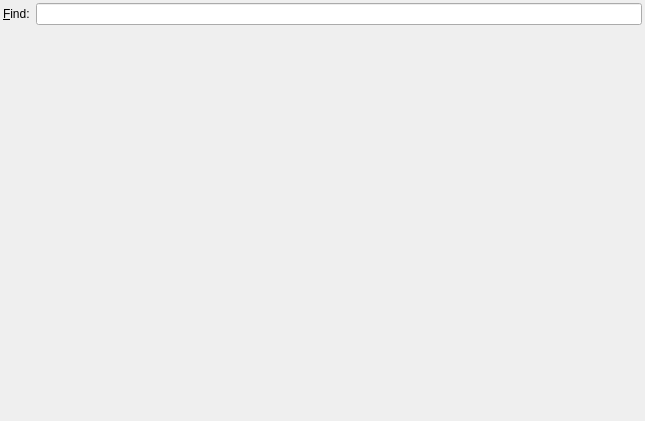
hluk/CopyQ, file src/ui/mainwindow.ui: the form before one commit.
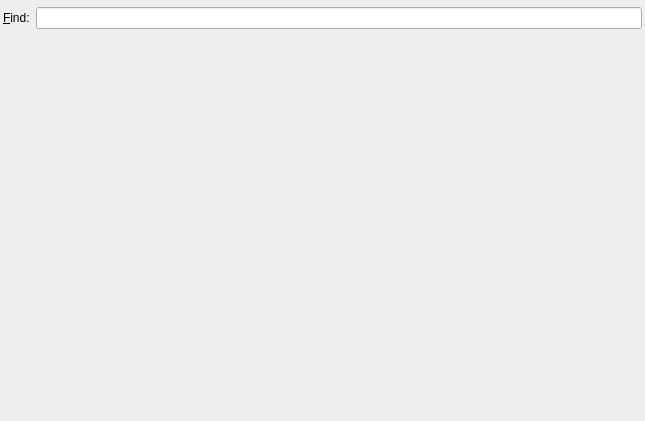
The form after the commit. Custom widgets are drawn as their Qt base class.

Commit message: Option to hide main menu bar

Diff of the .ui file:
```diff
--- a/src/ui/mainwindow.ui
+++ b/src/ui/mainwindow.ui
@@ -16,11 +16,36 @@
   <widget class="QWidget" name="centralWidget">
    <layout class="QVBoxLayout" name="verticalLayout">
     <property name="spacing">
-     <number>3</number>
+     <number>0</number>
     </property>
     <property name="margin">
      <number>0</number>
     </property>
+    <property name="topMargin">
+     <number>0</number>
+    </property>
+    <property name="rightMargin">
+     <number>0</number>
+    </property>
+    <property name="bottomMargin">
+     <number>0</number>
+    </property>
+    <item>
+     <widget class="QWidget" name="widgetShowMenuBar" native="true">
+      <property name="minimumSize">
+       <size>
+        <width>0</width>
+        <height>4</height>
+       </size>
+      </property>
+      <property name="maximumSize">
+       <size>
+        <width>16777215</width>
+        <height>4</height>
+       </size>
+      </property>
+     </widget>
+    </item>
     <item>
      <layout class="QHBoxLayout" name="findLayout">
       <property name="leftMargin">
@@ -33,7 +58,7 @@
        <number>3</number>
       </property>
       <property name="bottomMargin">
-       <number>0</number>
+       <number>3</number>
       </property>
       <item>
        <widget class="QLabel" name="findLabel">
```
Left out of the diff: 6 changed lines with no effect on the pictures. The commit also changes 4 other files.
